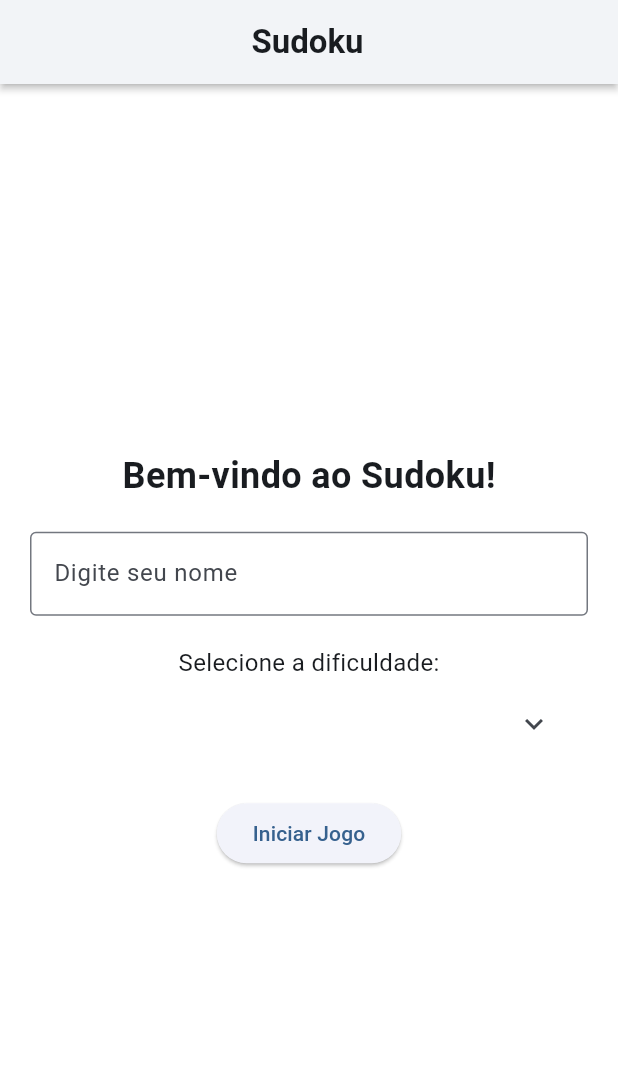
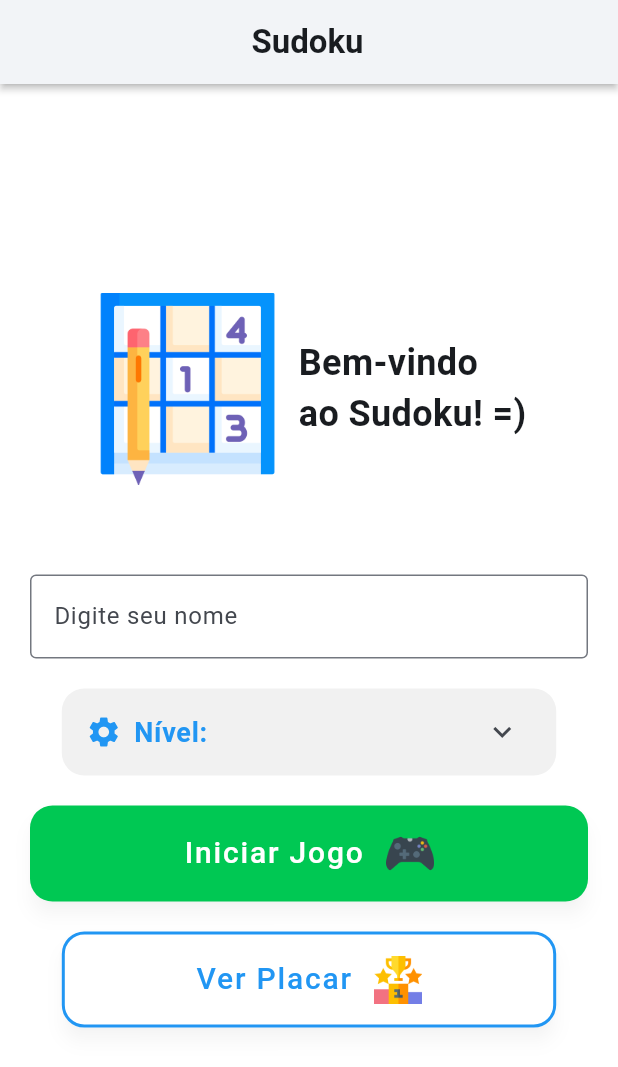
Before and after one commit to Reksee-Firewall/sudoku-app, a Flutter app: the screen it shows after launch, on a phone screen of 412 x 824 dp. Shown: the top 1067 px of the screen. Run offline on Flutter 3.47's test engine with Material 3 defaults, Android fonts, the phone set to English and light mode, and no system bars; our stand-ins replace sqflite; missing offline and left inert: sudoku_dart; accounts and stored records are empty.

```diff
--- a/lib/gameboard_page.dart
+++ b/lib/gameboard_page.dart
@@ -1,6 +1,7 @@
 import 'package:flutter/material.dart';
 import 'package:provider/provider.dart';
 import 'package:sudoku/widgets/endgame_widget.dart';
+import 'package:sudoku/widgets/scoreboard_modal.dart';
 import 'package:sudoku/widgets/sudoku_grid.dart';
 import 'package:sudoku/widgets/welcome_widget.dart';
 import 'gameboard_controller.dart';
@@ -70,7 +71,7 @@ class GameboardPage extends StatelessWidget {
                           Column(
                             children: [
                               Text(
-                                'Dificuldade: ${controller.selectedDifficulty.toString().split('.').last}',
+                                'Nível: ${controller.selectedDifficulty.toString().split('.').last}',
                                 style: const TextStyle(
                                   fontSize: 18,
                                   fontWeight: FontWeight.w400,
@@ -177,6 +178,12 @@ class GameboardPage extends StatelessWidget {
                     onNameChanged: controller.setPlayerName,
                     onDifficultyChanged: controller.setDifficulty,
                     onStartGame: controller.startGame,
+                    onViewScoreboard: () {
+                      showDialog(
+                        context: context,
+                        builder: (context) => const ScoreboardModal(),
+                      );
+                    },
                   );
                 }
               },
--- /dev/null
+++ b/lib/widgets/difficulty_selector.dart
@@ -0,0 +1,96 @@
+import 'package:flutter/material.dart';
+import 'package:sudoku_dart/sudoku_dart.dart';
+
+class DifficultySelector extends StatelessWidget {
+  final Level selectedDifficulty;
+  final Function(Level) onDifficultyChanged;
+
+  DifficultySelector({
+    super.key,
+    required this.selectedDifficulty,
+    required this.onDifficultyChanged,
+  });
+
+  final Map<Level, String> difficultyTranslations = {
+    Level.easy: "Fácil",
+    Level.medium: "Médio",
+    Level.hard: "Difícil",
+    Level.expert: "Mestre",
+  };
+
+  @override
+  Widget build(BuildContext context) {
+    return SizedBox(
+      width: MediaQuery.of(context).size.width * 0.8,
+      child: Container(
+        decoration: BoxDecoration(
+          color: Colors.grey.withOpacity(0.15),
+          borderRadius: BorderRadius.circular(15),
+        ),
+        child: ExpansionTile(
+          title: Row(
+            children: [
+              const Icon(Icons.settings, color: Colors.blue),
+              const SizedBox(width: 8),
+              const Text(
+                "Nível:",
+                style: TextStyle(
+                  fontSize: 18,
+                  fontWeight: FontWeight.bold,
+                  color: Colors.blue,
+                ),
+              ),
+              const SizedBox(width: 5),
+              Text(
+                difficultyTranslations[selectedDifficulty] ?? '',
+                style: const TextStyle(
+                  fontWeight: FontWeight.bold,
+                  fontSize: 16,
+                  color: Colors.black87,
+                ),
+              ),
+            ],
+          ),
+          childrenPadding: const EdgeInsets.all(10),
+          children: Level.values.map((Level level) {
+            return RadioListTile<Level>(
+              title: Row(
+                children: [
+                  Icon(
+                    Icons.circle,
+                    size: 18,
+                    color:
+                        level == selectedDifficulty ? Colors.blue : Colors.grey,
+                  ),
+                  const SizedBox(width: 8),
+                  Text(
+                    difficultyTranslations[level] ?? '',
+                    style: TextStyle(
+                      fontSize: 16,
+                      fontWeight: FontWeight.w500,
+                      color: level == selectedDifficulty
+                          ? Colors.blue
+                          : Colors.black87,
+                    ),
+                  ),
+                ],
+              ),
+              value: level,
+              groupValue: selectedDifficulty,
+              onChanged: (Level? value) {
+                if (value != null) {
+                  onDifficultyChanged(value);
+                }
+              },
+              tileColor: level == selectedDifficulty
+                  ? Colors.blue.withOpacity(0.1)
+                  : Colors.transparent,
+              activeColor: Colors.blue,
+              dense: true,
+            );
+          }).toList(),
+        ),
+      ),
+    );
+  }
+}
--- a/lib/widgets/endgame_widget.dart
+++ b/lib/widgets/endgame_widget.dart
@@ -77,7 +77,7 @@ class EndGameWidgetState extends State<EndGameWidget> {
             ),
             const SizedBox(height: 20),
             _buildInfoRow(
-              'Dificuldade',
+              'Nível',
               widget.selectedDifficulty.toString().split('.').last,
             ),
             _buildInfoRow('Tempo', formatElapsedTime(widget.elapsedTime)),
--- a/lib/widgets/welcome_widget.dart
+++ b/lib/widgets/welcome_widget.dart
@@ -1,16 +1,19 @@
 import 'package:flutter/material.dart';
+import 'package:sudoku/widgets/difficulty_selector.dart';
 import 'package:sudoku_dart/sudoku_dart.dart';
 
 class WelcomeWidget extends StatefulWidget {
   final Function(String) onNameChanged;
   final Function(Level) onDifficultyChanged;
   final Function() onStartGame;
+  final Function() onViewScoreboard;
 
   const WelcomeWidget({
     super.key,
     required this.onNameChanged,
     required this.onDifficultyChanged,
     required this.onStartGame,
+    required this.onViewScoreboard,
   });
 
   @override
@@ -23,20 +26,38 @@ class _WelcomeWidgetState extends State<WelcomeWidget> {
 
   @override
   Widget build(BuildContext context) {
-    return Padding(
+    return GestureDetector(
+      onTap: () {
+        FocusScope.of(context).requestFocus(FocusNode());
+      },
+      child: Padding(
         padding: const EdgeInsets.all(20.0),
         child: Column(
           mainAxisAlignment: MainAxisAlignment.center,
           crossAxisAlignment: CrossAxisAlignment.center,
           children: [
+            Row(
+              mainAxisAlignment: MainAxisAlignment.center,
+              children: [
+                Image.asset(
+                  'assets/sudoku.png',
+                  width: 128,
+                  height: 128,
+                ),
+                const SizedBox(width: 10),
                 const Text(
-            'Bem-vindo ao Sudoku!',
+                  'Bem-vindo \nao Sudoku! =)',
                   style: TextStyle(
                     fontSize: 24,
                     fontWeight: FontWeight.bold,
                   ),
+                  textAlign: TextAlign.start,
+                  softWrap: true,
+                  overflow: TextOverflow.clip,
                 ),
-          const SizedBox(height: 20),
+              ],
+            ),
+            const SizedBox(height: 60),
             TextField(
               decoration: const InputDecoration(
                 labelText: 'Digite seu nome',
@@ -50,28 +71,14 @@ class _WelcomeWidgetState extends State<WelcomeWidget> {
               },
             ),
             const SizedBox(height: 20),
-          const Text(
-            'Selecione a dificuldade:',
-            style: TextStyle(fontSize: 16),
-          ),
-          ExpansionTile(
-            title: Text(
-              selectedDifficulty.toString().split('.').last,
-              style: const TextStyle(fontSize: 16),
-            ),
-            children: Level.values.map((Level level) {
-              return RadioListTile<Level>(
-                title: Text(level.toString().split('.').last),
-                value: level,
-                groupValue: selectedDifficulty,
-                onChanged: (Level? value) {
+            DifficultySelector(
+              selectedDifficulty: selectedDifficulty,
+              onDifficultyChanged: (Level newDifficulty) {
                 setState(() {
-                    selectedDifficulty = value!;
+                  selectedDifficulty = newDifficulty;
                 });
-                  widget.onDifficultyChanged(value!);
+                widget.onDifficultyChanged(newDifficulty);
               },
-              );
-            }).toList(),
             ),
             const SizedBox(height: 20),
             ElevatedButton(
@@ -80,13 +87,83 @@ class _WelcomeWidgetState extends State<WelcomeWidget> {
                   widget.onStartGame();
                 } else {
                   ScaffoldMessenger.of(context).showSnackBar(
-                  const SnackBar(content: Text('Por favor, insira seu nome!')),
+                    const SnackBar(
+                        content: Text('Por favor, insira seu nome!')),
                   );
                 }
               },
-            child: const Text('Iniciar Jogo'),
+              style: ElevatedButton.styleFrom(
+                backgroundColor: Colors.greenAccent.shade700,
+                foregroundColor: Colors.white,
+                shape: RoundedRectangleBorder(
+                  borderRadius: BorderRadius.circular(15),
+                ),
+                padding:
+                    const EdgeInsets.symmetric(vertical: 16, horizontal: 32),
+                elevation: 5,
+                shadowColor: Colors.black.withOpacity(0.2),
+                minimumSize: const Size(double.infinity, 56),
+              ),
+              child: Row(
+                mainAxisAlignment: MainAxisAlignment.center,
+                children: [
+                  const Text(
+                    'Iniciar Jogo',
+                    style: TextStyle(
+                      fontSize: 20,
+                      fontWeight: FontWeight.w500,
+                      letterSpacing: 1.2,
+                    ),
+                  ),
+                  const SizedBox(width: 15),
+                  Image.asset(
+                    'assets/game-controller.png',
+                    width: 32,
+                    height: 32,
                   ),
                 ],
+              ),
+            ),
+            const SizedBox(height: 20),
+            SizedBox(
+              width: MediaQuery.of(context).size.width * 0.8,
+              child: ElevatedButton(
+                onPressed: widget.onViewScoreboard,
+                style: ElevatedButton.styleFrom(
+                  backgroundColor: Colors.white,
+                  foregroundColor: Colors.blue,
+                  shape: RoundedRectangleBorder(
+                    borderRadius: BorderRadius.circular(15),
+                    side: const BorderSide(color: Colors.blue, width: 2),
+                  ),
+                  padding:
+                      const EdgeInsets.symmetric(vertical: 16, horizontal: 32),
+                  elevation: 5,
+                  shadowColor: Colors.black.withOpacity(0.2),
+                ),
+                child: Row(
+                  mainAxisAlignment: MainAxisAlignment.center,
+                  children: [
+                    const Text(
+                      'Ver Placar',
+                      style: TextStyle(
+                        fontSize: 20,
+                        fontWeight: FontWeight.w500,
+                        letterSpacing: 1.2,
+                      ),
+                    ),
+                    const SizedBox(width: 15),
+                    Image.asset(
+                      'assets/ranking.png',
+                      width: 32,
+                      height: 32,
+                    ),
+                  ],
+                ),
+              ),
+            ),
+          ],
+        ),
       ),
     );
   }
```
Also changed, not shown: lib/database_helper.dart (added, +67 -0 lines), lib/gameboard_controller.dart (+20 -1 lines), lib/widgets/scoreboard_modal.dart (added, +214 -0 lines), pubspec.yaml (+7 -4 lines), assets/game-controller.png (added), assets/ranking.png (added), assets/sudoku.png (added), pubspec.lock, 1 other file. Lines whose indentation alone changed are shown as unchanged.
